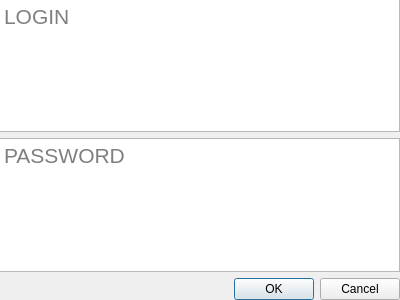
Old version of the form loginwindow.ui in the repository xaionaro/tasks.
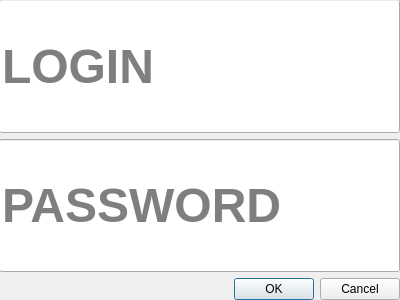
New version of the form.

Commit message: [logtime] [login] Tiny UI improvements

What changed in the file:
```diff
--- a/loginwindow.ui
+++ b/loginwindow.ui
@@ -29,15 +29,20 @@
     <item>
      <layout class="QHBoxLayout" name="loginLayout">
       <item>
-       <widget class="QPlainTextEdit" name="login">
+       <widget class="QLineEdit" name="login">
+        <property name="sizePolicy">
+         <sizepolicy hsizetype="Expanding" vsizetype="Minimum">
+          <horstretch>0</horstretch>
+          <verstretch>0</verstretch>
+         </sizepolicy>
+        </property>
         <property name="font">
          <font>
-          <pointsize>16</pointsize>
+          <pointsize>36</pointsize>
+          <weight>75</weight>
+          <bold>true</bold>
          </font>
         </property>
-        <property name="tabChangesFocus">
-         <bool>true</bool>
-        </property>
         <property name="placeholderText">
          <string>LOGIN</string>
         </property>
@@ -48,15 +53,20 @@
     <item>
      <layout class="QHBoxLayout" name="passwordLayout">
       <item>
-       <widget class="QPlainTextEdit" name="password">
+       <widget class="QLineEdit" name="password">
+        <property name="sizePolicy">
+         <sizepolicy hsizetype="Expanding" vsizetype="Minimum">
+          <horstretch>0</horstretch>
+          <verstretch>0</verstretch>
+         </sizepolicy>
+        </property>
         <property name="font">
          <font>
-          <pointsize>16</pointsize>
+          <pointsize>36</pointsize>
+          <weight>75</weight>
+          <bold>true</bold>
          </font>
         </property>
-        <property name="tabChangesFocus">
-         <bool>true</bool>
-        </property>
         <property name="placeholderText">
          <string>PASSWORD</string>
         </property>
```
The commit also changes 4 other files.
